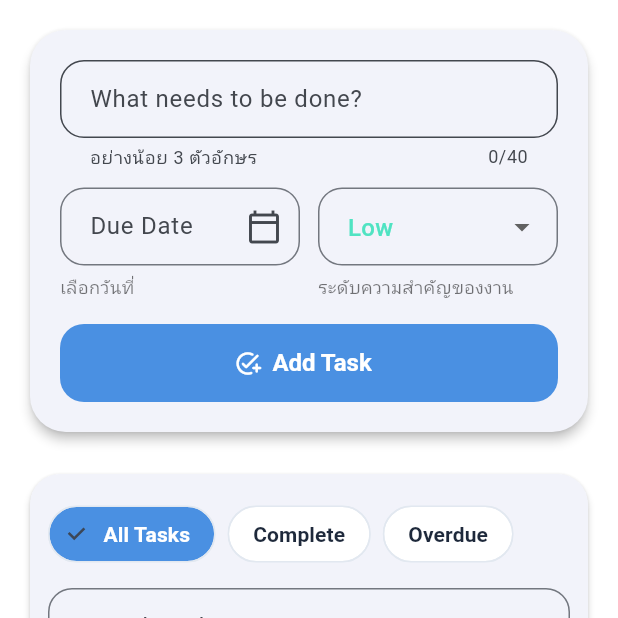
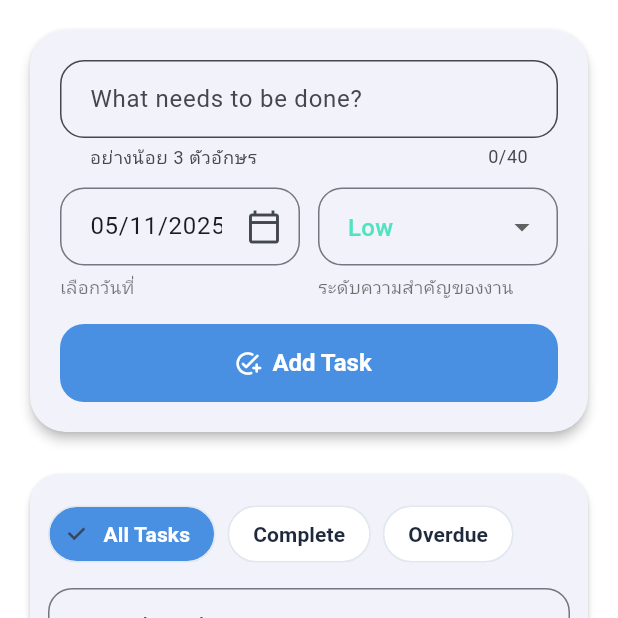
Before and after one commit to panawat-sutthasit/Todo-List, a Flutter app: the screen it shows after launch, after a tap on "Add Task", on a phone screen of 412 x 824 dp, the top half of it. Run offline on Flutter 3.47's test engine with Material 3 defaults, Android fonts, the phone set to English and light mode, and no system bars; our stand-ins replace shared_preferences, table_calendar.

Commit message:
ีupdate

```diff
--- a/todolist/lib/pages/add_task_page.dart
+++ b/todolist/lib/pages/add_task_page.dart
@@ -17,6 +17,14 @@ class _AddTaskPageState extends State<AddTaskPage> {
   final _title = TextEditingController();
   DateTime? _due;
   TaskPriority _priority = TaskPriority.low;
+
+  @override
+  void initState() {
+    super.initState();
+    // ตั้งค่า Due Date เป็น "วันนี้" ทันที
+    final now = DateTime.now();
+    _due = DateTime(now.year, now.month, now.day);
+  }
 
   @override
   void dispose() {
@@ -50,7 +58,7 @@ class _AddTaskPageState extends State<AddTaskPage> {
       confirmText: 'ตกลง',
     );
     if (picked != null) {
-      setState(() => _due = picked);
+      setState(() => _due = DateTime(picked.year, picked.month, picked.day));
     }
   }
 
@@ -72,9 +80,12 @@ class _AddTaskPageState extends State<AddTaskPage> {
       priority: _priority,
     );
     await context.read<TaskProvider>().add(newTask);
+
+    // รีเซ็ตฟอร์ม: ตั้งวันกลับเป็น "วันนี้" (ไม่ปล่อยให้เป็น null)
+    final now = DateTime.now();
     _title.clear();
     setState(() {
-      _due = null;
+      _due = DateTime(now.year, now.month, now.day);
       _priority = TaskPriority.low;
     });
   }
@@ -106,8 +117,7 @@ class _AddTaskPageState extends State<AddTaskPage> {
     final provider = context.watch<TaskProvider>();
 
     // ข้อความวันที่
-    final dueText =
-        _due == null ? '' : DateFormat('dd/MM/yyyy').format(_due!);
+    final dueText = _due == null ? '' : DateFormat('dd/MM/yyyy').format(_due!);
 
     return Scaffold(
       backgroundColor: theme.colorScheme.surfaceContainerLowest,
@@ -378,7 +388,9 @@ class _AddTaskPageState extends State<AddTaskPage> {
                                           lastDate: DateTime(now.year + 5),
                                           initialDate: dd ?? now,
                                         );
-                                        if (picked != null) dd = picked;
+                                        if (picked != null) {
+                                          dd = DateTime(picked.year, picked.month, picked.day);
+                                        }
                                       },
                                       icon: const Icon(Icons.calendar_today, size: 18),
                                       label: Text(
@@ -394,12 +406,9 @@ class _AddTaskPageState extends State<AddTaskPage> {
                                       // ignore: deprecated_member_use
                                       value: pp,
                                       items: const [
-                                        DropdownMenuItem(
-                                            value: TaskPriority.low, child: Text('Low')),
-                                        DropdownMenuItem(
-                                            value: TaskPriority.medium, child: Text('Medium')),
-                                        DropdownMenuItem(
-                                            value: TaskPriority.high, child: Text('High')),
+                                        DropdownMenuItem(value: TaskPriority.low, child: Text('Low')),
+                                        DropdownMenuItem(value: TaskPriority.medium, child: Text('Medium')),
+                                        DropdownMenuItem(value: TaskPriority.high, child: Text('High')),
                                       ],
                                       onChanged: (v) => pp = v ?? TaskPriority.low,
                                       decoration: const InputDecoration(labelText: 'Priority'),
@@ -429,7 +438,7 @@ class _AddTaskPageState extends State<AddTaskPage> {
                         ),
                       );
                     },
-                    // ❌ ไม่ส่ง onDelete เพื่อไม่ให้มี dialog ซ้ำ
+                    // ไม่ส่ง onDelete เพื่อไม่ให้มี dialog ซ้ำ (TaskCard มี dialog ของตัวเอง)
                   ),
                 ),
               const SizedBox(height: 100),
```
